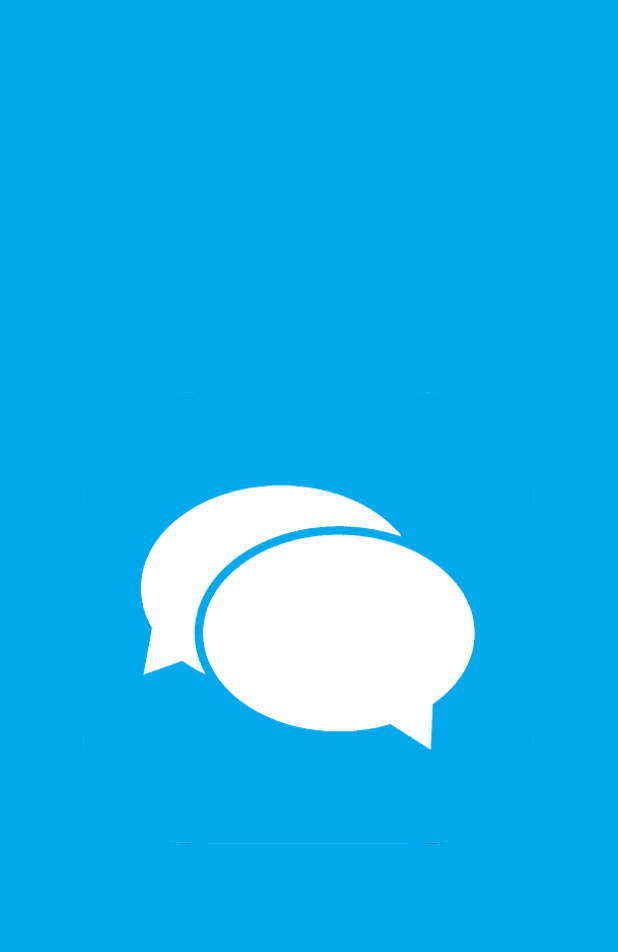
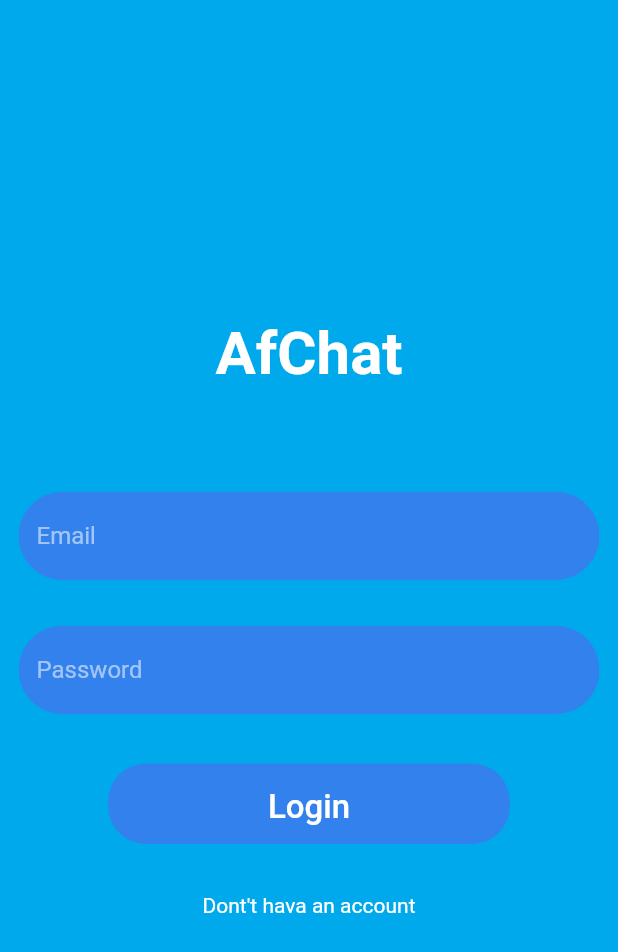
Before and after one commit to HamdullahHamdard/AfChat, a Flutter app: the screen it shows after launch, on a phone screen of 412 x 824 dp. Shown: the top 952 px of the screen. Run offline on Flutter 3.47's test engine with Material 2 defaults, Android fonts, the phone set to English and light mode, and no system bars; our stand-ins replace cloud_firestore, file_picker, firebase_auth, firebase_core, firebase_storage, get_it; accounts and stored records are empty.

Commit message:
Added login screen ui and business logic

```diff
--- /dev/null
+++ b/src/presentation/afchat/database.rules.json
@@ -0,0 +1,7 @@
+{
+  /* Visit https://firebase.google.com/docs/database/security to learn more about security rules. */
+  "rules": {
+    ".read": false,
+    ".write": false
+  }
+}
--- a/src/presentation/afchat/lib/main.dart
+++ b/src/presentation/afchat/lib/main.dart
@@ -1,22 +1,47 @@
 import 'package:afchat/pages/home_screen.dart';
+import 'package:afchat/pages/login_screen.dart';
+import 'package:afchat/provider/authentication_provider.dart';
+import 'package:afchat/services/navigation_services.dart';
 import 'package:flutter/material.dart';
+import 'package:provider/provider.dart';
 
 void main() {
-  runApp(const MyApp());
+  // runApp(MainApp());
+  runApp(
+    HomeScreen(
+        key: UniqueKey(),
+        onInitializationComplete: () {
+          runApp(MainApp());
+        }),
+  );
 }
 
-class MyApp extends StatelessWidget {
-  const MyApp({super.key});
-
-  // This widget is the root of your application.
+class MainApp extends StatelessWidget {
   @override
   Widget build(BuildContext context) {
-    return MaterialApp(
-      title: 'Flutter Demo',
-      theme: ThemeData(
-        primarySwatch: Colors.blue,
+    return MultiProvider(
+      providers: [
+        ChangeNotifierProvider<AuthenticationProvider>(
+          create: (BuildContext context) {
+            return AuthenticationProvider();
+          },
+        ),
+      ],
+      child: MaterialApp(
+        title: "AfChat",
+        theme: ThemeData(
+            // Color.fromRGBO(0, 169, 236, 1)
+            backgroundColor: Color.fromRGBO(0, 169, 236, 1),
+            scaffoldBackgroundColor: Color.fromRGBO(0, 169, 236, 1),
+            bottomNavigationBarTheme: BottomNavigationBarThemeData(
+              backgroundColor: Color.fromRGBO(0, 169, 236, 1),
+            )),
+        navigatorKey: NavigationServices.navigatorKey,
+        initialRoute: '/login',
+        routes: {
+          '/login': (BuildContext context) => LoginScreen(),
+        },
       ),
-      home: HomeScreen(key: UniqueKey(),onInitializationComplete: () {  },),
     );
   }
 }
--- /dev/null
+++ b/src/presentation/afchat/lib/models/chat_user.dart
@@ -0,0 +1,40 @@
+class ChatUser {
+  late String uid;
+  late String name;
+  late String email;
+  late String imageURL;
+  late DateTime lastActive;
+
+  ChatUser({
+    required this.uid,
+    required this.name,
+    required this.email,
+    required this.imageURL,
+    required this.lastActive,
+  });
+
+  factory ChatUser.fromJSON(Map<String, dynamic> _json) {
+    return ChatUser(
+      uid: _json["uid"],
+      name: _json["name"],
+      email: _json["email"],
+      imageURL: _json["imageURL"],
+      lastActive: _json["lastActive"].toDate(),
+    );
+  }
+  Map<String, dynamic> toMap(){
+    return {
+      "email": email,
+      "name": name,
+      "image": imageURL,
+      "last_active": lastActive,
+    };
+  }
+  String lastDayActive(){
+    return "${lastActive.month}/${lastActive.day}/${lastActive.year}";
+  }
+
+  bool wasRecentlyActive(){
+    return DateTime.now().difference(lastActive).inHours <2;
+  }
+}
--- a/src/presentation/afchat/lib/pages/home_screen.dart
+++ b/src/presentation/afchat/lib/pages/home_screen.dart
@@ -8,20 +8,34 @@ import 'package:flutter/material.dart';
 import 'package:get_it/get_it.dart';
 
 class HomeScreen extends StatefulWidget {
-  HomeScreen({ Key? key, required this.onInitializationComplete });
-  final VoidCallback onInitializationComplete;
+   final VoidCallback onInitializationComplete;
+
+   const HomeScreen({Key? key, required this.onInitializationComplete}): super(key: key);
 
   @override
   State<HomeScreen> createState() => _HomeScreenState();
 }
-
 class _HomeScreenState extends State<HomeScreen> {
 
   @override
   void initState() {
-    // TODO: implement initState
     super.initState();
-    _setup().then((__) => widget.onInitializationComplete);
+    _initializeAsyncDependencies();
+
+  }
+  Future<void> _initializeAsyncDependencies() async {
+    // >>> initialize async dependencies <<<
+    // >>> register favorite dependency manager <<<
+    // >>> reap benefits <<<
+    Future.delayed(Duration(milliseconds: 2300)).then((_){
+      _setup().then((_) {
+        widget.onInitializationComplete();
+      });
+    });
+    // Future.delayed(
+    //   Duration(milliseconds: 2000),
+    //       () => ,
+    // ).then((value) => _setup());
   }
 
   @override
--- /dev/null
+++ b/src/presentation/afchat/lib/pages/login_screen.dart
@@ -0,0 +1,147 @@
+import 'package:afchat/provider/authentication_provider.dart';
+import 'package:afchat/services/navigation_services.dart';
+import 'package:afchat/widgets/custom_input_field.dart';
+import 'package:flutter/cupertino.dart';
+import 'package:flutter/material.dart';
+import 'package:get_it/get_it.dart';
+import 'package:provider/provider.dart';
+
+import '../widgets/rounded_button.dart';
+
+class LoginScreen extends StatefulWidget {
+  const LoginScreen({super.key});
+
+  @override
+  State<LoginScreen> createState() => _LoginScreenState();
+}
+
+class _LoginScreenState extends State<LoginScreen> {
+  late double _deviceWidth;
+  late double _deviceHeight;
+  final _formKey = GlobalKey<FormState>();
+
+  late AuthenticationProvider _auth;
+  late NavigationServices _navigation;
+
+  String? _email;
+  String? _password;
+
+
+  @override
+  Widget build(BuildContext context) {
+    _deviceHeight = MediaQuery.of(context).size.height;
+    _deviceWidth = MediaQuery.of(context).size.width;
+    _auth = Provider.of<AuthenticationProvider>(context);
+    _navigation = GetIt.instance.get<NavigationServices>();
+    return _BuildUI();
+  }
+
+  Widget _BuildUI() {
+    return Scaffold(
+      body: SingleChildScrollView(
+        child: Container(
+          padding: EdgeInsets.symmetric(
+              horizontal: _deviceWidth * 0.03, vertical: _deviceHeight * 0.02),
+          height: _deviceHeight,
+          width: _deviceWidth,
+          child: Column(
+            mainAxisSize: MainAxisSize.max,
+            mainAxisAlignment: MainAxisAlignment.center,
+            crossAxisAlignment: CrossAxisAlignment.center,
+            children: [
+              _pageTitle(),
+              SizedBox(
+                height: _deviceHeight * 0.04,
+              ),
+              _loginForm(),
+              SizedBox(
+                height: _deviceHeight * 0.04,
+              ),
+              _loginButton(),
+              SizedBox(
+                height: _deviceHeight * 0.04,
+              ),
+              _registerAccountLink(),
+            ],
+          ),
+        ),
+      ),
+    );
+  }
+
+  Widget _pageTitle() {
+    return Container(
+      height: _deviceHeight * 0.10,
+      child: Text(
+        "AfChat",
+        style: TextStyle(
+          fontSize: 40,
+          color: Colors.white,
+          fontWeight: FontWeight.w600,
+        ),
+      ),
+    );
+  }
+
+  Widget _loginForm() {
+    return Container(
+      height: _deviceHeight * 0.18,
+      child: Form(
+        key: _formKey,
+        child: Column(
+          mainAxisSize: MainAxisSize.max,
+          mainAxisAlignment: MainAxisAlignment.spaceBetween,
+          crossAxisAlignment: CrossAxisAlignment.center,
+          children: [
+            CustomInputField(
+              onSaved: (_value) {
+                setState(() {
+                  _email = _value;
+                });
+              },
+              regEx: r'^(([^<>()[\]\\.,;:\s@\"]+(\.[^<>()[\]\\.,;:\s@\"]+)*)|(\".+\"))@((\[[0-9]{1,3}\.[0-9]{1,3}\.[0-9]{1,3}\.[0-9]{1,3}\])|(([a-zA-Z\-0-9]+\.)+[a-zA-Z]{2,}))$',
+              hintText: 'Email',
+              obscureText: false,
+            ),
+            CustomInputField(
+              onSaved: (_value) {
+                setState(() {
+                  _password = _value;
+                });
+              },
+              regEx: r'{.8,}',
+              hintText: 'Password',
+              obscureText: true,
+            ),
+          ],
+        ),
+      ),
+    );
+  }
+
+  Widget _loginButton() {
+    return RoundedButton(
+      name: 'Login',
+      height: _deviceHeight * 0.065,
+      width: _deviceWidth * 0.65,
+      onPressed: () {
+        if(_formKey.currentState != null){
+          _formKey.currentState!.save();
+          _auth.loginWithEmailAndPassword(_email!, _password!);
+        }
+      },
+    );
+  }
+  Widget _registerAccountLink(){
+    return GestureDetector(
+      onTap: (){},
+      child: Container(
+        child: Text('Dont\'t hava an account',
+        style: TextStyle(
+          color: Colors.white,
+        ),
+        ),
+      ),
+    );
+  }
+}
--- /dev/null
+++ b/src/presentation/afchat/lib/provider/authentication_provider.dart
@@ -0,0 +1,35 @@
+import 'package:afchat/services/database_services.dart';
+import 'package:afchat/services/navigation_services.dart';
+import 'package:firebase_auth/firebase_auth.dart';
+import 'package:flutter/cupertino.dart';
+import 'package:get_it/get_it.dart';
+
+class AuthenticationProvider extends ChangeNotifier{
+  late final FirebaseAuth _auth;
+  late final NavigationServices _navigationServices;
+  late final DatabaseServices _databaseServices;
+
+  AuthenticationProvider(){
+    _auth = FirebaseAuth.instance;
+    _navigationServices = GetIt.instance.get<NavigationServices>();
+    _databaseServices = GetIt.instance.get<DatabaseServices>();
+
+    _auth.authStateChanges().listen((_user) {
+      if(_user != null){
+        print("Logged in");
+      }else{
+        print("Not Authenticated");
+      }
+    });
+  }
+
+  Future<void> loginWithEmailAndPassword(String email, String password) async{
+    try{
+      _auth.signInWithEmailAndPassword(email: email, password: password);
+    } on FirebaseAuthException{
+      print("Error logging user in to firebase");
+    } catch(e){
+      print(e.toString());
+    }
+  }
+}
--- /dev/null
+++ b/src/presentation/afchat/lib/widgets/custom_input_field.dart
@@ -0,0 +1,40 @@
+import 'package:flutter/cupertino.dart';
+import 'package:flutter/material.dart';
+
+class CustomInputField extends StatelessWidget {
+  final Function(String) onSaved;
+  final String regEx;
+  final String hintText;
+  final bool obscureText;
+
+  const CustomInputField(
+      {super.key,
+      required this.onSaved,
+      required this.regEx,
+      required this.hintText,
+      required this.obscureText
+      });
+
+
+  @override
+  Widget build(BuildContext context) {
+    return TextFormField(
+      onSaved: (_value) => onSaved(_value!),
+      cursorColor: Colors.white,
+      style: TextStyle(color: Colors.white),
+      obscureText: obscureText,
+      validator: (_value) {
+        return RegExp(regEx).hasMatch(_value!) ? null: "Enter a valid value";
+      },
+      decoration: InputDecoration(
+          fillColor: Color.fromRGBO(50, 129, 236, 1),
+          filled: true,
+          border: OutlineInputBorder(
+            borderRadius: BorderRadius.circular(50),
+            borderSide: BorderSide.none,
+          ),
+          hintText: hintText,
+          hintStyle: TextStyle(color: Colors.white54)),
+    );
+  }
+}
--- /dev/null
+++ b/src/presentation/afchat/lib/widgets/rounded_button.dart
@@ -0,0 +1,35 @@
+import 'package:flutter/cupertino.dart';
+import 'package:flutter/material.dart';
+
+class RoundedButton extends StatelessWidget {
+
+  final String name;
+  final double height;
+  final double width;
+  final Function onPressed;
+
+  const RoundedButton({super.key, required this.name, required this.height, required this.width, required this.onPressed});
+
+
+  @override
+  Widget build(BuildContext context) {
+    return Container(
+      height: height,
+      width: width,
+      child: TextButton(
+        onPressed: ()=>onPressed(),
+        child: Text(name,
+        style: TextStyle(
+          fontSize: 22,
+          color: Colors.white,
+          height: 1.5,
+        ),
+        ),
+      ),
+      decoration: BoxDecoration(
+        borderRadius: BorderRadius.circular(25.0),
+        color: Color.fromRGBO(50, 129, 236, 1),
+      ),
+    );
+  }
+}
--- a/src/presentation/afchat/pubspec.yaml
+++ b/src/presentation/afchat/pubspec.yaml
@@ -45,9 +45,10 @@ dependencies:
   flutter_spinkit: ^5.2.0
   timeago: ^3.6.0
   flutter_keyboard_visibility: ^5.4.1
-  bloc: ^8.1.2
-  flutter_bloc: ^8.1.3
+#  bloc: ^8.1.2
+#  flutter_bloc: ^8.1.3
   firebase_analytics: ^10.6.4
+  flutterfire_cli: ^0.1.1+2
 
 dev_dependencies:
   flutter_test:
```
Also changed, not shown: src/presentation/afchat/pubspec.lock, 5 other files.
